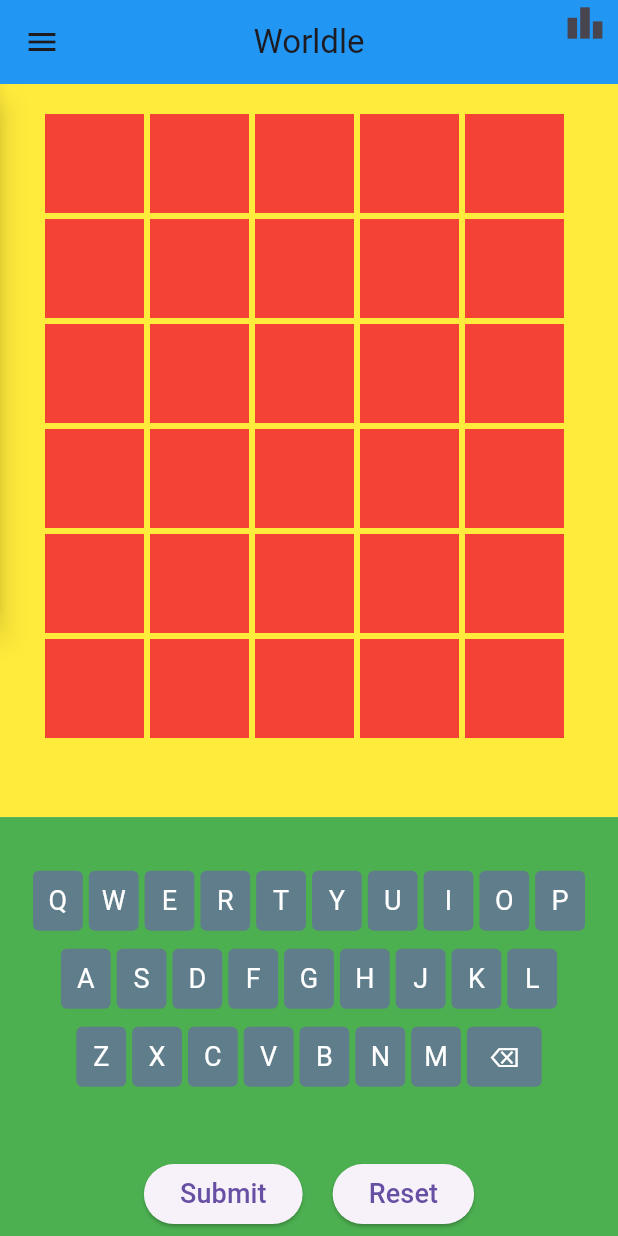
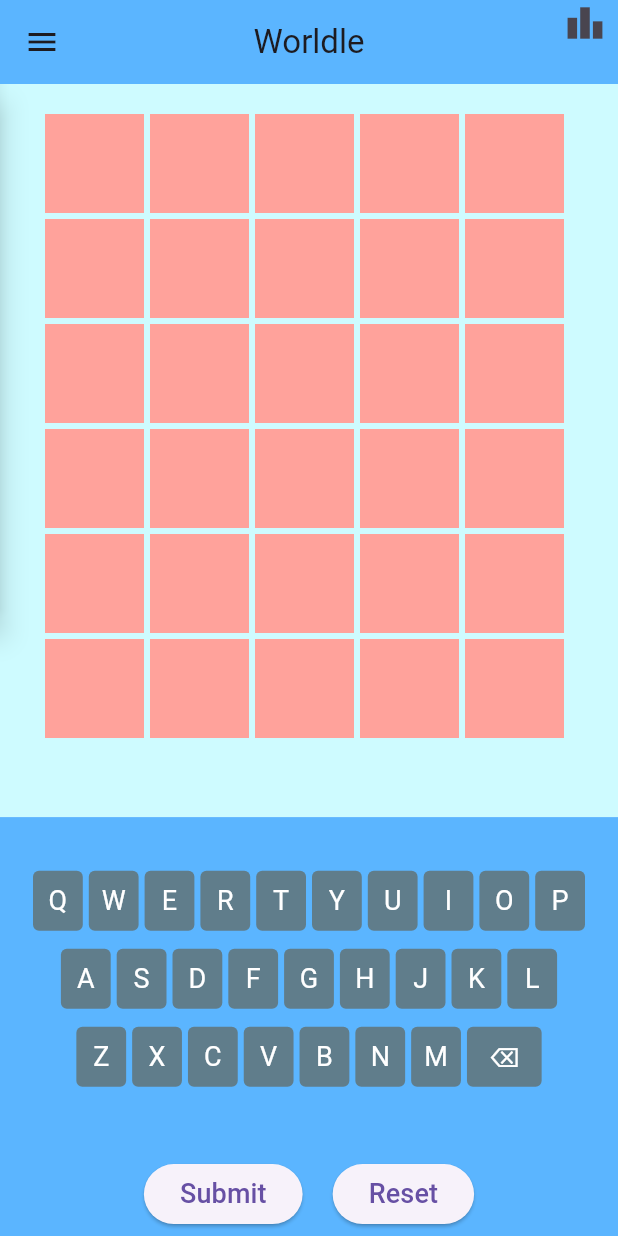
Before and after one commit to wennnn12/worldle_UAS_softdev, a Flutter app: the screen it shows after launch, after a tap on "Play", on a phone screen of 412 x 824 dp. Run offline on Flutter 3.47's test engine with Material 3 defaults, Android fonts, the phone set to English and light mode, and no system bars; our stand-ins replace cloud_firestore, firebase_auth, firebase_core; accounts and stored records are empty.

Commit message:
history lock for guest
history lock for guest and changing light mode color for now (temporary)

```diff
--- a/lib/gameEasy.dart
+++ b/lib/gameEasy.dart
@@ -26,7 +26,7 @@ class _GameEasyState extends State<GameEasy>
     with SingleTickerProviderStateMixin {
   late String targetWord;
   List<String> gridContent = List.generate(30, (index) => '');
-  List<Color> gridColors = List.generate(30, (index) => Colors.red);
+  List<Color> gridColors = List.generate(30, (index) => const Color.fromARGB(255, 255, 162, 155));
   Map<String, Color> keyboardColors = {};
   int currentRow = 0;
   int attempts = 0;
@@ -347,7 +347,7 @@ class _GameEasyState extends State<GameEasy>
       _isGameStarted = false;
       widget.onGameStarted(false);
       gridContent = List.generate(30, (index) => '');
-      gridColors = List.generate(30, (index) => Colors.red);
+      gridColors = List.generate(30, (index) => const Color.fromARGB(255, 255, 162, 155));
       keyboardColors.clear();
       currentRow = 0;
       attempts = 0;
@@ -561,7 +561,7 @@ class _GameEasyState extends State<GameEasy>
           title: Text('Worldle'),
           centerTitle: true,
           elevation: 0,
-          backgroundColor: _isDarkMode ? Colors.black : Colors.blue,
+          backgroundColor: _isDarkMode ? Colors.black : const Color.fromARGB(255, 91, 181, 255),
           leading: IconButton(
             icon: Icon(Icons.menu), // Hamburger icon
             onPressed: toggleDrawer,
@@ -606,7 +606,7 @@ class _GameEasyState extends State<GameEasy>
                 Expanded(
                   flex: 7,
                   child: Container(
-                    color: _isDarkMode ? Colors.grey[900] : Colors.yellow,
+                    color: _isDarkMode ? Colors.grey[900] : Color.fromARGB(255, 206, 251, 255),
                     child:
                         Grid(gridContent: gridContent, gridColors: gridColors),
                   ),
@@ -614,7 +614,7 @@ class _GameEasyState extends State<GameEasy>
                 Expanded(
                   flex: 4,
                   child: Container(
-                    color: _isDarkMode ? Colors.black : Colors.green,
+                    color: _isDarkMode ? Colors.black : const Color.fromARGB(255, 91, 181, 255),
                     child: Column(
                       children: [
                         Expanded(
@@ -725,6 +725,9 @@ class _GameEasyState extends State<GameEasy>
                                       : Colors.black)),
                           onTap: () {
                             toggleDrawer();
+                            if (user == null) {
+                              _showLoginPopup(context);
+                            } else {
                               Navigator.push(
                                 context,
                                 MaterialPageRoute(
@@ -732,6 +735,7 @@ class _GameEasyState extends State<GameEasy>
                                       HistoryPage(), // Ensure you have imported HistoryPage
                                 ),
                               );
+                            }
                           },
                         ),
                         ListTile(
--- a/lib/mainmenu.dart
+++ b/lib/mainmenu.dart
@@ -33,11 +33,14 @@ class MainMenu extends StatelessWidget {
 
   @override
   Widget build(BuildContext context) {
-    return Scaffold(
+    return WillPopScope(
+      onWillPop: () async => false,
+      child: Scaffold(
         appBar: AppBar(
           title: Text('Main Menu'),
           centerTitle: true,
           elevation: 0,
+          automaticallyImplyLeading: false, // Remove the back button
         ),
         body: Center(
           child: Column(
@@ -115,6 +118,7 @@ class MainMenu extends StatelessWidget {
             ],
           ),
         ),
+      ),
     );
   }
 }
```
Also changed, not shown: lib/gameHard.dart (+9 -5 lines), lib/gameMedium.dart (+9 -5 lines). Lines whose indentation alone changed are shown as unchanged.
